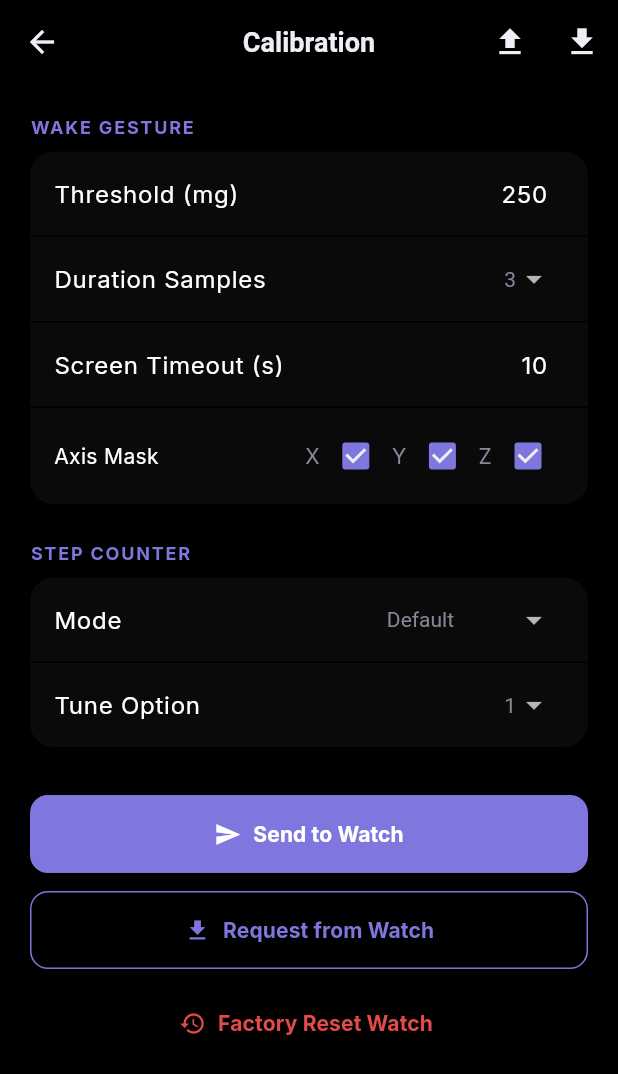
After one commit to hazzma/C3Watch-Companion, a Flutter app: the CalibrationScreen screen opened directly, after a tap on "Factory Reset Watch", on a phone screen of 412 x 824 dp. The commit adds this screen. Shown: the top 1074 px of the screen. Run offline on Flutter 3.47's test engine with Material 3 defaults, Android fonts, the phone set to English and light mode, and no system bars; our stand-ins replace file_picker, fl_chart, flutter_animate, flutter_blue_plus, flutter_riverpod, google_fonts and 2 more; accounts and stored records are empty.

Commit message:
Update: Implement Calibration Protocol v2.0, Pitch Black Theme, and Advanced Calibration UI

```diff
--- a/lib/core/constants/app_colors.dart
+++ b/lib/core/constants/app_colors.dart
@@ -1,9 +1,9 @@
 import 'package:flutter/material.dart';
 
 class AppColors {
-  static const Color bgPrimary    = Color(0xFF0D0D14);
-  static const Color bgSurface    = Color(0xFF16161F);
-  static const Color bgElevated   = Color(0xFF1E1E2A);
+  static const Color bgPrimary    = Color(0xFF000000);
+  static const Color bgSurface    = Color(0xFF0A0A0A);
+  static const Color bgElevated   = Color(0xFF121212);
   static const Color accentPurple = Color(0xFF7F77DD);
   static const Color accentTeal   = Color(0xFF1D9E75);
   static const Color accentAmber  = Color(0xFFEF9F27);
--- a/lib/core/constants/ble_constants.dart
+++ b/lib/core/constants/ble_constants.dart
@@ -9,6 +9,7 @@ class BleConstants {
   static const String charStepsUuid = "12345678-1234-1234-1234-123456789004";
   static const String charBatteryUuid = "12345678-1234-1234-1234-123456789005";
   static const String charControlUuid = "12345678-1234-1234-1234-123456789006";
+  static const String charCalibrationUuid = "12345678-1234-1234-1234-123456789007";
 
   // Device Name
   static const String deviceName = "ESP32Watch";
@@ -23,4 +24,7 @@ class BleConstants {
   static const int cmdRebootWatch = 0x07;
   static const int cmdStopHr = 0x08;
   static const int cmdStopSteps = 0x09;
+  static const int cmdSendCalibration = 0x0A;
+  static const int cmdRequestCalibration = 0x0B;
+  static const int cmdResetCalibration = 0x0C;
 }
--- /dev/null
+++ b/lib/screens/settings/calibration_screen.dart
@@ -0,0 +1,406 @@
+import 'dart:convert';
+import 'dart:io';
+import 'dart:typed_data';
+import 'package:flutter/material.dart';
+import 'package:flutter_riverpod/flutter_riverpod.dart';
+import 'package:file_picker/file_picker.dart';
+import 'package:path_provider/path_provider.dart';
+import '../../core/constants/app_colors.dart';
+import '../../core/constants/ble_constants.dart';
+import '../../providers/ble_provider.dart';
+
+class CalibrationScreen extends ConsumerStatefulWidget {
+  const CalibrationScreen({super.key});
+
+  @override
+  ConsumerState<CalibrationScreen> createState() => _CalibrationScreenState();
+}
+
+class _CalibrationScreenState extends ConsumerState<CalibrationScreen> {
+  // Form Controllers
+  final TextEditingController _thresholdController = TextEditingController(text: '250');
+  int _durationSamples = 3;
+  bool _axisX = true;
+  bool _axisY = true;
+  bool _axisZ = true;
+  final TextEditingController _screenTimeoutController = TextEditingController(text: '10');
+
+  int _stepCalMode = 0;
+  final TextEditingController _strideLengthController = TextEditingController(text: '700');
+  final TextEditingController _heightController = TextEditingController(text: '165');
+  final TextEditingController _weightController = TextEditingController(text: '60');
+  int _stepTuneOption = 1;
+
+  bool _isLoading = false;
+
+  @override
+  void initState() {
+    super.initState();
+    _listenToCalibrationNotify();
+  }
+
+  void _listenToCalibrationNotify() async {
+    final bleService = ref.read(bleServiceProvider);
+    if (bleService.connectedDevice != null) {
+      final stream = await bleService.subscribeToCharacteristic(BleConstants.charCalibrationUuid);
+      stream?.listen((data) {
+        if (data.length >= 14 && data[0] == 0x02) {
+          _parseCalibrationPacket(data);
+          if (mounted) {
+            ScaffoldMessenger.of(context).showSnackBar(
+              const SnackBar(content: Text('Calibration received from watch!'), backgroundColor: AppColors.accentTeal)
+            );
+          }
+        }
+      });
+    }
+  }
+
+  void _parseCalibrationPacket(List<int> data) {
+    if (data.length < 14) return;
+
+    // Checksum
+    int sum = 0;
+    for (int i = 0; i < 12; i++) {
+      sum += data[i];
+    }
+    int expectedChecksum = (data[12] | (data[13] << 8));
+    if ((sum % 65536) != expectedChecksum) {
+      print("Checksum mismatch");
+      return;
+    }
+
+    setState(() {
+      int thresholdRaw = data[1];
+      _thresholdController.text = (thresholdRaw * 3.91).round().toString();
+      _durationSamples = data[2];
+      int axisMask = data[3];
+      _axisX = (axisMask & 0x01) != 0;
+      _axisY = (axisMask & 0x02) != 0;
+      _axisZ = (axisMask & 0x04) != 0;
+      _screenTimeoutController.text = data[4].toString();
+
+      _stepCalMode = data[5];
+      int stride = data[6] | (data[7] << 8);
+      _strideLengthController.text = stride.toString();
+      _heightController.text = data[8].toString();
+      _weightController.text = data[9].toString();
+      _stepTuneOption = data[10];
+    });
+  }
+
+  List<int> _buildCalibrationPacket() {
+    List<int> packet = List.filled(14, 0);
+    packet[0] = 0x01; // App -> Watch
+
+    int mg = int.tryParse(_thresholdController.text) ?? 250;
+    packet[1] = (mg / 3.91).round().clamp(0, 255);
+    packet[2] = _durationSamples;
+
+    int mask = 0;
+    if (_axisX) mask |= 0x01;
+    if (_axisY) mask |= 0x02;
+    if (_axisZ) mask |= 0x04;
+    packet[3] = mask;
+
+    packet[4] = int.tryParse(_screenTimeoutController.text) ?? 10;
+    packet[5] = _stepCalMode;
+
+    int stride = int.tryParse(_strideLengthController.text) ?? 700;
+    packet[6] = stride & 0xFF;
+    packet[7] = (stride >> 8) & 0xFF;
+
+    packet[8] = int.tryParse(_heightController.text) ?? 165;
+    packet[9] = int.tryParse(_weightController.text) ?? 60;
+    packet[10] = _stepTuneOption;
+    packet[11] = 0x00; // Reserved
+
+    int sum = 0;
+    for (int i = 0; i < 12; i++) {
+      sum += packet[i];
+    }
+    packet[12] = sum & 0xFF;
+    packet[13] = (sum >> 8) & 0xFF;
+
+    return packet;
+  }
+
+  Future<void> _sendToWatch() async {
+    setState(() => _isLoading = true);
+    final bleService = ref.read(bleServiceProvider);
+    if (bleService.connectedDevice == null) {
+      if (mounted) ScaffoldMessenger.of(context).showSnackBar(const SnackBar(content: Text('Watch not connected'), backgroundColor: AppColors.accentRed));
+      setState(() => _isLoading = false);
+      return;
+    }
+
+    final packet = _buildCalibrationPacket();
+    await bleService.sendCommand(BleConstants.cmdSendCalibration);
+    await Future.delayed(const Duration(milliseconds: 100)); // wait for device to be ready to receive command 0x0A
+    await bleService.writeCharacteristic(BleConstants.charControlUuid, [BleConstants.cmdSendCalibration] + packet);
+
+    setState(() => _isLoading = false);
+    if (mounted) ScaffoldMessenger.of(context).showSnackBar(const SnackBar(content: Text('Sent calibration'), backgroundColor: AppColors.accentTeal));
+  }
+
+  Future<void> _requestFromWatch() async {
+    setState(() => _isLoading = true);
+    final bleService = ref.read(bleServiceProvider);
+    if (bleService.connectedDevice == null) {
+      if (mounted) ScaffoldMessenger.of(context).showSnackBar(const SnackBar(content: Text('Watch not connected'), backgroundColor: AppColors.accentRed));
+      setState(() => _isLoading = false);
+      return;
+    }
+
+    await bleService.sendCommand(BleConstants.cmdRequestCalibration);
+    setState(() => _isLoading = false);
+  }
+
+  Future<void> _resetToFactory() async {
+    setState(() => _isLoading = true);
+    final bleService = ref.read(bleServiceProvider);
+    if (bleService.connectedDevice != null) {
+      await bleService.sendCommand(BleConstants.cmdResetCalibration);
+      if (mounted) ScaffoldMessenger.of(context).showSnackBar(const SnackBar(content: Text('Factory Reset command sent'), backgroundColor: AppColors.accentTeal));
+    }
+    setState(() {
+      _isLoading = false;
+      _thresholdController.text = '250';
+      _durationSamples = 3;
+      _axisX = true; _axisY = true; _axisZ = true;
+      _screenTimeoutController.text = '10';
+      _stepCalMode = 0;
+      _strideLengthController.text = '700';
+      _heightController.text = '165';
+      _weightController.text = '60';
+      _stepTuneOption = 1;
+    });
+  }
+
+  Future<void> _exportJson() async {
+    final packet = _buildCalibrationPacket();
+
+    final data = {
+      "version": 1,
+      "device": BleConstants.deviceName,
+      "exported_at": DateTime.now().toIso8601String(),
+      "wake_gesture": {
+        "threshold_mg": int.tryParse(_thresholdController.text) ?? 250,
+        "threshold_raw": packet[1],
+        "duration_samples": _durationSamples,
+        "axis_mask": packet[3],
+        "screen_timeout_sec": packet[4]
+      },
+      "step_counter": {
+        "mode": _stepCalMode == 0 ? "default" : _stepCalMode == 1 ? "manual_stride" : "auto",
+        "stride_length_mm": packet[6] | (packet[7] << 8),
+        "height_cm": packet[8],
+        "weight_kg": packet[9],
+        "tune_option": _stepTuneOption
+      },
+      "checksum": packet[12] | (packet[13] << 8)
+    };
+
+    try {
+      final dir = await getApplicationDocumentsDirectory();
+      final path = '${dir.path}/c3watch_calibration_${DateTime.now().millisecondsSinceEpoch}.json';
+      final file = File(path);
+      await file.writeAsString(jsonEncode(data));
+      if (mounted) ScaffoldMessenger.of(context).showSnackBar(SnackBar(content: Text('Exported to: $path'), backgroundColor: AppColors.accentTeal));
+    } catch (e) {
+      if (mounted) ScaffoldMessenger.of(context).showSnackBar(SnackBar(content: Text('Failed to export: $e'), backgroundColor: AppColors.accentRed));
+    }
+  }
+
+  Future<void> _importJson() async {
+    try {
+      final result = await FilePicker.platform.pickFiles(type: FileType.custom, allowedExtensions: ['json']);
+      if (result != null && result.files.single.path != null) {
+        final file = File(result.files.single.path!);
+        final content = await file.readAsString();
+        final map = jsonDecode(content);
+
+        if (map['version'] == 1 && map['device'] == BleConstants.deviceName) {
+          setState(() {
+            _thresholdController.text = map['wake_gesture']['threshold_mg'].toString();
+            _durationSamples = map['wake_gesture']['duration_samples'];
+            int mask = map['wake_gesture']['axis_mask'];
+            _axisX = (mask & 0x01) != 0;
+            _axisY = (mask & 0x02) != 0;
+            _axisZ = (mask & 0x04) != 0;
+            _screenTimeoutController.text = map['wake_gesture']['screen_timeout_sec'].toString();
+
+            String modeStr = map['step_counter']['mode'];
+            _stepCalMode = modeStr == 'default' ? 0 : modeStr == 'manual_stride' ? 1 : 2;
+            _strideLengthController.text = map['step_counter']['stride_length_mm'].toString();
+            _heightController.text = map['step_counter']['height_cm'].toString();
+            _weightController.text = map['step_counter']['weight_kg'].toString();
+            _stepTuneOption = map['step_counter']['tune_option'];
+          });
+          if (mounted) ScaffoldMessenger.of(context).showSnackBar(const SnackBar(content: Text('Import successful'), backgroundColor: AppColors.accentTeal));
+        } else {
+          if (mounted) ScaffoldMessenger.of(context).showSnackBar(const SnackBar(content: Text('Invalid JSON format'), backgroundColor: AppColors.accentRed));
+        }
+      }
+    } catch (e) {
+       if (mounted) ScaffoldMessenger.of(context).showSnackBar(SnackBar(content: Text('Import failed: $e'), backgroundColor: AppColors.accentRed));
+    }
+  }
+
+  @override
+  Widget build(BuildContext context) {
+    return Scaffold(
+      appBar: AppBar(
+        title: const Text('Calibration'),
+        actions: [
+          IconButton(
+            icon: const Icon(Icons.file_upload),
+            tooltip: 'Export JSON',
+            onPressed: _exportJson,
+          ),
+          IconButton(
+            icon: const Icon(Icons.file_download),
+            tooltip: 'Import JSON',
+            onPressed: _importJson,
+          ),
+        ],
+      ),
+      body: _isLoading
+        ? const Center(child: CircularProgressIndicator())
+        : ListView(
+            padding: const EdgeInsets.all(20),
+            children: [
+              const Text("WAKE GESTURE", style: TextStyle(color: AppColors.accentPurple, fontWeight: FontWeight.bold, fontSize: 12, letterSpacing: 1.2)),
+              const SizedBox(height: 8),
+              _buildCard([
+                _buildTextField("Threshold (mg)", _thresholdController),
+                const Divider(color: AppColors.bgPrimary, height: 1),
+                _buildDropdown("Duration Samples", _durationSamples, [0, 1, 2, 3], (val) => setState(() => _durationSamples = val!)),
+                const Divider(color: AppColors.bgPrimary, height: 1),
+                _buildTextField("Screen Timeout (s)", _screenTimeoutController),
+                const Divider(color: AppColors.bgPrimary, height: 1),
+                Padding(
+                  padding: const EdgeInsets.symmetric(horizontal: 16, vertical: 8),
+                  child: Row(
+                    children: [
+                      const Text("Axis Mask", style: TextStyle(color: Colors.white)),
+                      const Spacer(),
+                      _buildCheckbox("X", _axisX, (val) => setState(() => _axisX = val!)),
+                      _buildCheckbox("Y", _axisY, (val) => setState(() => _axisY = val!)),
+                      _buildCheckbox("Z", _axisZ, (val) => setState(() => _axisZ = val!)),
+                    ],
+                  ),
+                ),
+              ]),
+
+              const SizedBox(height: 24),
+              const Text("STEP COUNTER", style: TextStyle(color: AppColors.accentPurple, fontWeight: FontWeight.bold, fontSize: 12, letterSpacing: 1.2)),
+              const SizedBox(height: 8),
+              _buildCard([
+                _buildDropdown("Mode", _stepCalMode, [0, 1, 2], (val) => setState(() => _stepCalMode = val!), labels: {0: "Default", 1: "Manual Stride", 2: "Auto (H/W)"}),
+                const Divider(color: AppColors.bgPrimary, height: 1),
+                if (_stepCalMode == 1) ...[
+                  _buildTextField("Stride Length (mm)", _strideLengthController),
+                  const Divider(color: AppColors.bgPrimary, height: 1),
+                ],
+                if (_stepCalMode == 2) ...[
+                  _buildTextField("Height (cm)", _heightController),
+                  const Divider(color: AppColors.bgPrimary, height: 1),
+                  _buildTextField("Weight (kg)", _weightController),
+                  const Divider(color: AppColors.bgPrimary, height: 1),
+                ],
+                _buildDropdown("Tune Option", _stepTuneOption, [1, 2, 3], (val) => setState(() => _stepTuneOption = val!)),
+              ]),
+
+              const SizedBox(height: 32),
+              ElevatedButton.icon(
+                icon: const Icon(Icons.send, color: Colors.white),
+                label: const Text('Send to Watch', style: TextStyle(color: Colors.white, fontWeight: FontWeight.bold)),
+                style: ElevatedButton.styleFrom(
+                  backgroundColor: AppColors.accentPurple,
+                  padding: const EdgeInsets.symmetric(vertical: 16),
+                  shape: RoundedRectangleBorder(borderRadius: BorderRadius.circular(12)),
+                ),
+                onPressed: _sendToWatch,
+              ),
+              const SizedBox(height: 12),
+              OutlinedButton.icon(
+                icon: const Icon(Icons.download, color: AppColors.accentPurple),
+                label: const Text('Request from Watch', style: TextStyle(color: AppColors.accentPurple, fontWeight: FontWeight.bold)),
+                style: OutlinedButton.styleFrom(
+                  padding: const EdgeInsets.symmetric(vertical: 16),
+                  side: const BorderSide(color: AppColors.accentPurple),
+                  shape: RoundedRectangleBorder(borderRadius: BorderRadius.circular(12)),
+                ),
+                onPressed: _requestFromWatch,
+              ),
+              const SizedBox(height: 12),
+              TextButton.icon(
+                icon: const Icon(Icons.restore, color: AppColors.accentRed),
+                label: const Text('Factory Reset Watch', style: TextStyle(color: AppColors.accentRed, fontWeight: FontWeight.bold)),
+                onPressed: _resetToFactory,
+              ),
+            ],
+          ),
+    );
+  }
+
+  Widget _buildCard(List<Widget> children) {
+    return Container(
+      decoration: BoxDecoration(
+        color: AppColors.bgSurface,
+        borderRadius: BorderRadius.circular(16)
+      ),
+      child: Column(
+        children: children,
+      ),
+    );
+  }
+
+  Widget _buildTextField(String label, TextEditingController controller) {
+    return ListTile(
+      title: Text(label, style: const TextStyle(color: Colors.white)),
+      trailing: SizedBox(
+        width: 80,
+        child: TextField(
+          controller: controller,
+          keyboardType: TextInputType.number,
+          style: const TextStyle(color: Colors.white),
+          textAlign: TextAlign.end,
+          decoration: const InputDecoration(
+            isDense: true,
+            border: InputBorder.none,
+          ),
+        ),
+      ),
+    );
+  }
+
+  Widget _buildDropdown<T>(String label, T value, List<T> items, ValueChanged<T?> onChanged, {Map<T, String>? labels}) {
+    return ListTile(
+      title: Text(label, style: const TextStyle(color: Colors.white)),
+      trailing: DropdownButton<T>(
+        value: value,
+        dropdownColor: AppColors.bgElevated,
+        underline: const SizedBox(),
+        style: const TextStyle(color: AppColors.textSecond),
+        items: items.map((e) => DropdownMenuItem(value: e, child: Text(labels != null ? labels[e]! : e.toString()))).toList(),
+        onChanged: onChanged,
+      ),
+    );
+  }
+
+  Widget _buildCheckbox(String label, bool value, ValueChanged<bool?> onChanged) {
+    return Row(
+      mainAxisSize: MainAxisSize.min,
+      children: [
+        Text(label, style: const TextStyle(color: AppColors.textSecond)),
+        Checkbox(
+          value: value,
+          activeColor: AppColors.accentPurple,
+          onChanged: onChanged,
+        ),
+      ],
+    );
+  }
+}
--- a/lib/screens/settings/settings_screen.dart
+++ b/lib/screens/settings/settings_screen.dart
@@ -5,6 +5,7 @@ import '../../core/constants/app_colors.dart';
 import '../../core/constants/ble_constants.dart';
 import '../../providers/ble_provider.dart';
 import '../../services/wallpaper_service.dart';
+import 'calibration_screen.dart';
 
 final sharedPrefsProvider = FutureProvider<SharedPreferences>((ref) async {
   return await SharedPreferences.getInstance();
@@ -141,6 +142,22 @@ class _SettingsScreenState extends ConsumerState<SettingsScreen> {
               ]),
 
               const SizedBox(height: 24),
+              // CALIBRATION
+              const Text("CALIBRATION", style: TextStyle(color: AppColors.accentPurple, fontWeight: FontWeight.bold, fontSize: 12, letterSpacing: 1.2)),
+              const SizedBox(height: 8),
+              _buildCard([
+                ListTile(
+                  leading: const Icon(Icons.settings_input_component, color: AppColors.accentPurple),
+                  title: const Text("Advanced Calibration", style: TextStyle(color: Colors.white, fontWeight: FontWeight.w600)),
+                  subtitle: Text(isConnected ? "Watch connected" : "Watch not connected (Preview Mode)", style: TextStyle(color: isConnected ? AppColors.accentTeal : AppColors.textSecond, fontSize: 12)),
+                  trailing: const Icon(Icons.chevron_right, color: AppColors.textSecond),
+                  onTap: () {
+                    Navigator.push(context, MaterialPageRoute(builder: (_) => const CalibrationScreen()));
+                  },
+                ),
+              ]),
+
+              const SizedBox(height: 24),
               // PREFERENCES
               const Text("PREFERENCES", style: TextStyle(color: AppColors.accentPurple, fontWeight: FontWeight.bold, fontSize: 12, letterSpacing: 1.2)),
               const SizedBox(height: 8),
```
Also changed, not shown: 105 other files.
